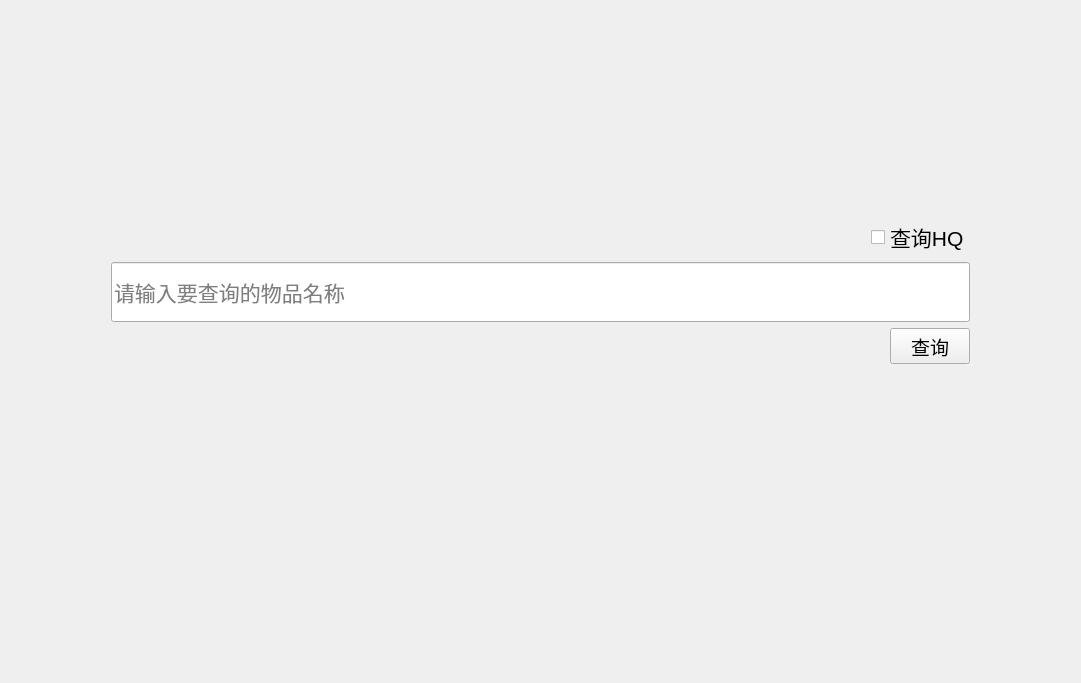
First picture: the form in query_item_id.ui, repository NagaResst/Paissa, before the edit.
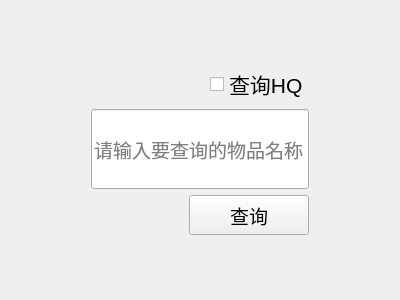
Second picture: the form after the edit.

Diff of the .ui file:
```diff
--- a/query_item_id.ui
+++ b/query_item_id.ui
@@ -1,47 +1,29 @@
 <?xml version="1.0" encoding="UTF-8"?>
 <ui version="4.0">
  <class>query_item_id</class>
- <widget class="QFrame" name="query_item_id">
+ <widget class="QWidget" name="query_item_id">
   <property name="geometry">
    <rect>
     <x>0</x>
     <y>0</y>
-    <width>1081</width>
-    <height>683</height>
+    <width>400</width>
+    <height>300</height>
    </rect>
   </property>
   <property name="windowTitle">
    <string>Frame</string>
   </property>
-  <layout class="QGridLayout" name="gridLayout" rowstretch="1">
+  <layout class="QGridLayout" name="gridLayout">
    <item row="0" column="0">
-    <widget class="QWidget" name="query_index_page" native="true">
-     <property name="enabled">
-      <bool>true</bool>
-     </property>
-     <property name="mouseTracking">
-      <bool>false</bool>
-     </property>
-     <property name="autoFillBackground">
-      <bool>false</bool>
-     </property>
-     <layout class="QGridLayout" name="gridLayout_2" rowstretch="2">
+    <layout class="QVBoxLayout" name="query_box" stretch="0,0,0">
       <property name="leftMargin">
-       <number>100</number>
+      <number>80</number>
       </property>
       <property name="topMargin">
-       <number>100</number>
+      <number>0</number>
       </property>
       <property name="rightMargin">
-       <number>100</number>
-      </property>
-      <property name="bottomMargin">
-       <number>200</number>
-      </property>
-      <item row="0" column="0">
-       <layout class="QVBoxLayout" name="query_box" stretch="0,0,0">
-        <property name="topMargin">
-         <number>0</number>
+      <number>80</number>
         </property>
         <property name="bottomMargin">
          <number>0</number>
@@ -76,12 +58,13 @@
           <property name="minimumSize">
            <size>
             <width>0</width>
-            <height>60</height>
+         <height>80</height>
            </size>
           </property>
           <property name="font">
            <font>
-            <pointsize>16</pointsize>
+         <family>Agency FB</family>
+         <pointsize>14</pointsize>
            </font>
           </property>
           <property name="text">
@@ -96,8 +79,8 @@
          <widget class="QToolButton" name="query_button">
           <property name="minimumSize">
            <size>
-            <width>80</width>
-            <height>35</height>
+         <width>120</width>
+         <height>40</height>
            </size>
           </property>
           <property name="font">
@@ -112,9 +95,6 @@
          </widget>
         </item>
        </layout>
-      </item>
-     </layout>
-    </widget>
    </item>
   </layout>
  </widget>
```
Left out of the diff: 2 changed lines with no effect on the pictures. Lines whose indentation alone changed are shown as unchanged.
